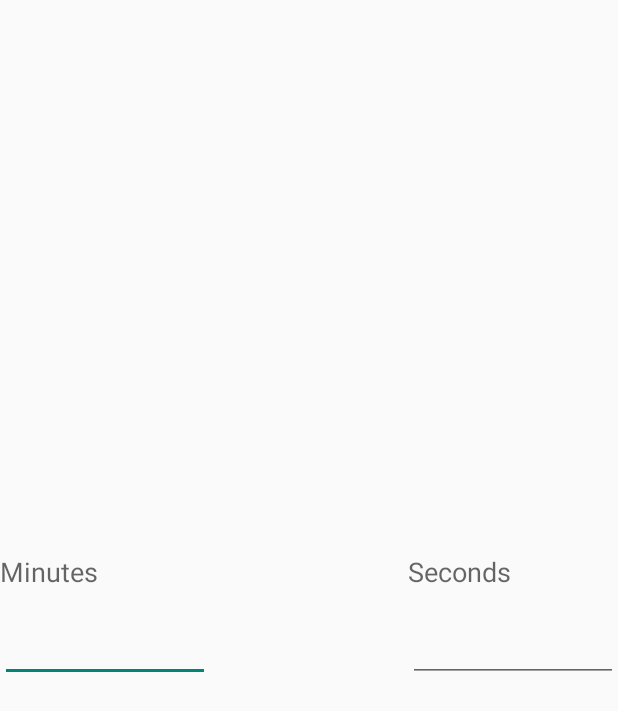
After one commit to midfords/SquirrelObserver, an Android app: the layout dialog_interval_picker.xml on its own in the app's theme, with its tools: preview values and no code run, on a phone screen of 412 x 824 dp. The commit adds this screen. Shown: the top 711 px of the screen. Run offline under Robolectric (Android 15) with nearby library versions, the phone set to English and light mode, and no system bars.

Commit message:
Fixed timer input field. Added dialog to select minutes and seconds. Added checks to validate all input.

```diff
--- /dev/null
+++ b/app/src/main/res/layout/dialog_interval_picker.xml
@@ -0,0 +1,62 @@
+<?xml version="1.0" encoding="utf-8"?>
+<LinearLayout xmlns:android="http://schemas.android.com/apk/res/android"
+    android:orientation="horizontal"
+    android:layout_width="match_parent"
+    android:layout_height="match_parent"
+    android:gravity="center_vertical">
+
+    <LinearLayout
+        android:layout_width="wrap_content"
+        android:layout_height="wrap_content"
+        android:orientation="vertical"
+        android:gravity="center_vertical">
+
+        <TextView
+            android:layout_width="wrap_content"
+            android:layout_height="wrap_content"
+            android:textAppearance="?android:attr/textAppearanceMedium"
+            android:text="Minutes"/>
+
+        <EditText
+            android:layout_width="140dp"
+            android:layout_height="wrap_content"
+            android:id="@+id/minuteEditText"
+            android:inputType="number"
+            android:textSize="15dp"
+            android:padding="20dp"
+            android:maxLength="2"
+            android:layout_weight="1" />
+
+    </LinearLayout>
+
+    <!-- Hacky shit to right align second spinner -->
+    <View
+        android:layout_width="0dp"
+        android:layout_height="0dp"
+        android:layout_weight="1"/>
+
+    <LinearLayout
+        android:layout_width="wrap_content"
+        android:layout_height="wrap_content"
+        android:orientation="vertical"
+        android:gravity="center_vertical">
+
+        <TextView
+            android:layout_width="wrap_content"
+            android:layout_height="wrap_content"
+            android:textAppearance="?android:attr/textAppearanceMedium"
+            android:text="Seconds"/>
+
+        <EditText
+            android:layout_width="140dp"
+            android:layout_height="wrap_content"
+            android:textSize="15dp"
+            android:inputType="number"
+            android:padding="20dp"
+            android:maxLength="2"
+            android:id="@+id/secondEditText"
+            android:layout_weight="1" />
+
+    </LinearLayout>
+
+</LinearLayout>
```
Also changed, not shown: app/src/main/java/com/project/squirrelobserver/fragments/SetupFragment.java (+12 -6 lines), app/src/main/java/com/project/squirrelobserver/squirrelObserver/MainActivity.java (+53 -0 lines), app/src/main/java/com/project/squirrelobserver/util/GlobalVariables.java (added, +13 -0 lines), app/src/main/res/layout/fragment_setup.xml (+8 -5 lines).
